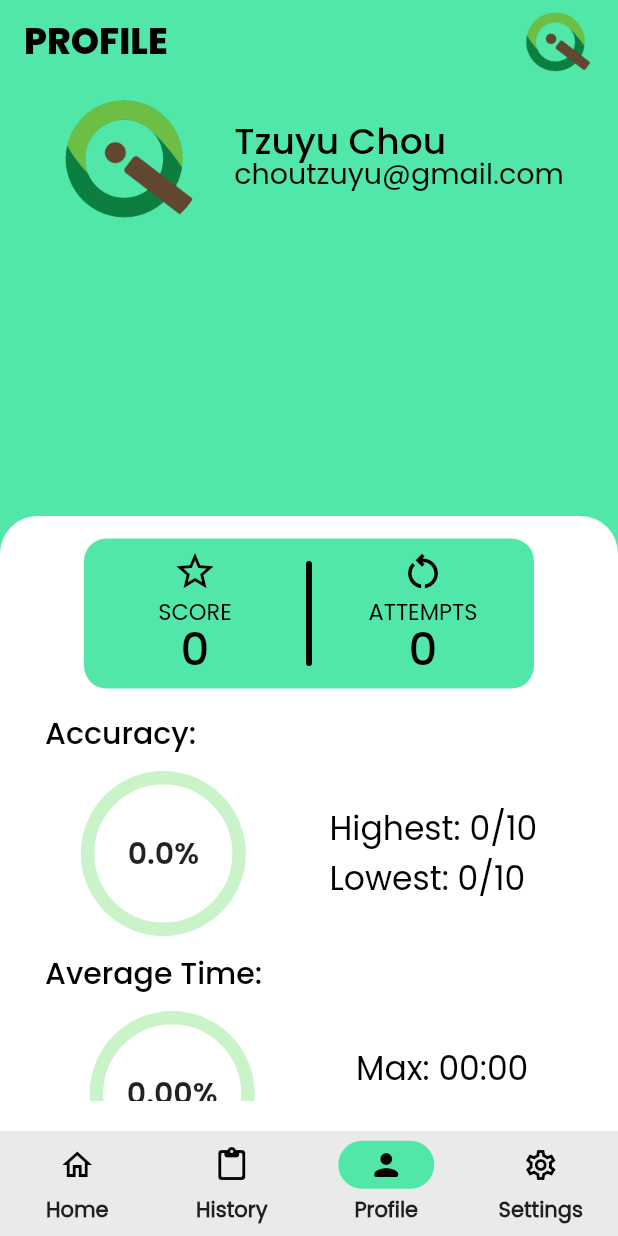
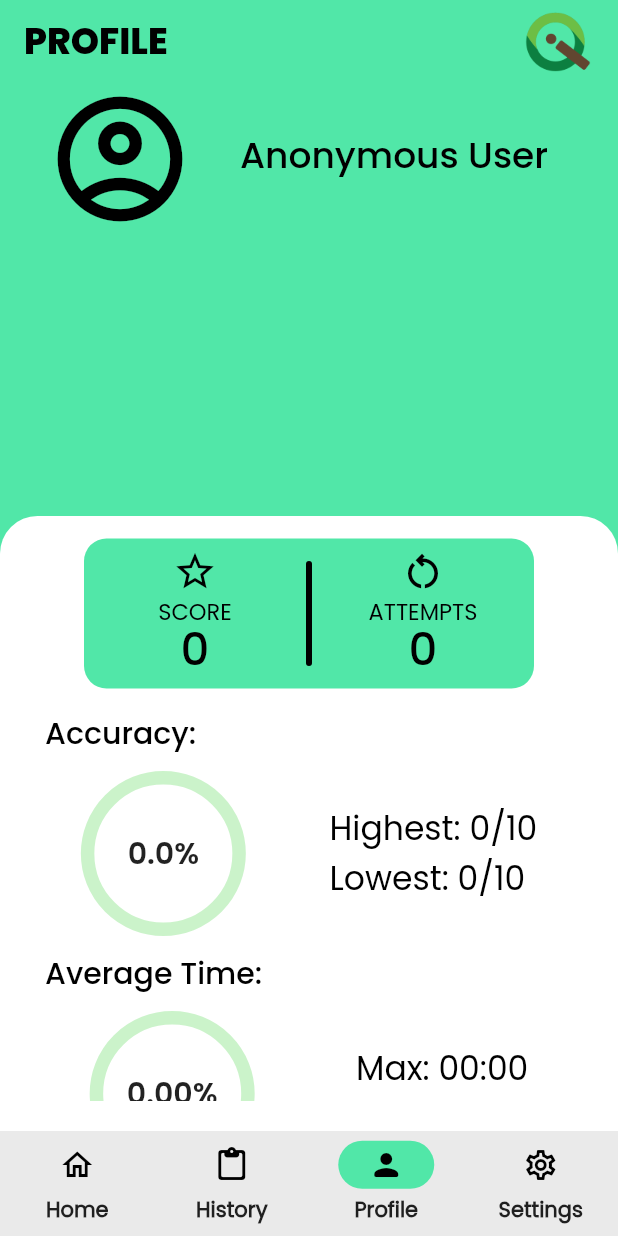
Before and after one commit to jelloalmoite/investor-quiz-app, a Flutter app: the screen it shows after launch, item 3 of the bottom bar chosen, on a phone screen of 412 x 824 dp. Run offline on Flutter 3.47's test engine with Material 2 defaults, Android fonts, the light colour scheme and no system bars; drawn by our look-alikes of auto_size_text, percent_indicator; our stand-ins replace animated_splash_screen, assets_audio_player, flutter_switch, hive, hive_flutter, image_picker and 5 more; missing offline and left inert: launch_review; accounts and stored records are empty.

Commit message:
Name & Avatar database storing

```diff
--- a/lib/main.dart
+++ b/lib/main.dart
@@ -16,6 +16,8 @@ void main() async {
   await Hive.openBox('Behavioral_Finance');
   await Hive.openBox('Capital_Market');
   await Hive.openBox('Profile_data');
+  await Hive.openBox('User_info');
+  await Hive.openBox('avatar');
   runApp(const MyApp());
 }
 
@@ -28,7 +30,7 @@ class SplashScreen extends StatelessWidget {
       splash: Image.asset('assets/images/logo_animated.gif',
           height: 280, width: 280),
       backgroundColor: Colors.white,
-      nextScreen: const MainPage(),
+      nextScreen: const MainPage(chosenIndex: 0),
       splashIconSize: 280,
       duration: 3000, //1000 = 1 sec (default 2500)
       pageTransitionType: PageTransitionType.leftToRightWithFade,
@@ -71,7 +73,8 @@ const MaterialColor myColor = MaterialColor(0xFF51E7A8, <int, Color>{
 });
 
 class MainPage extends StatefulWidget {
-  const MainPage({Key? key}) : super(key: key);
+  final int? chosenIndex;
+  const MainPage({Key? key, required this.chosenIndex}) : super(key: key);
 
   @override
   State<MainPage> createState() => _MainPageState();
@@ -80,12 +83,20 @@ class MainPage extends StatefulWidget {
 class _MainPageState extends State<MainPage> {
   int selectedIndex = 0;
   final screens = [
-    HomePage(),
+    const HomePage(),
     const HistoryPages(),
     const ProfilePage(),
     const SettingsPage(),
   ];
   DateTime? lastPressed;
+
+  @override
+  void initState() {
+    super.initState();
+    if (widget.chosenIndex != null) {
+      selectedIndex = widget.chosenIndex!;
+    }
+  }
 
   @override
   Widget build(BuildContext context) {
--- a/lib/pages/profile.dart
+++ b/lib/pages/profile.dart
@@ -1,3 +1,4 @@
+import 'dart:io';
 import 'package:flutter/material.dart';
 import 'package:hive/hive.dart';
 import 'package:hive_flutter/hive_flutter.dart';
@@ -9,6 +10,8 @@ import '/pages/categoryStats.dart';
 var cat1 = 0, cat2 = 0, cat3 = 0;
 
 final categoryboxa = Hive.box("Profile_data");
+final profilebox = Hive.box('User_info');
+final avatarbox = Hive.box('avatar');
 var pFq,
     pFc,
     pFw,
@@ -32,7 +35,10 @@ var pFq,
     tLm,
     tLs,
     tS,
-    tA;
+    tA,
+    name,
+    email,
+    avatar;
 
 nullToZero(int? num) {
   if (num == null) {
@@ -55,6 +61,8 @@ class ProfilePage extends StatefulWidget {
 }
 
 class _ProfilePageState extends State<ProfilePage> {
+  File? image;
+
   @override
   void initState() {
     pFq = categoryboxa.get('Personal_FinancenumQuestion');
@@ -87,6 +95,29 @@ class _ProfilePageState extends State<ProfilePage> {
       cat1 = pFc;
       cat2 = iPMc;
       cat3 = bFc;
+    }
+
+    setState(() {
+      //////////FOR NAME AND EMAIL////////// START
+      if (profilebox.isEmpty) {
+        profilebox.put('username', "Anonymous User");
+        profilebox.put('useremail', "No email");
+      }
+      name = profilebox.get('username');
+      email = profilebox.get('useremail');
+      //////////FOR NAME AND EMAIL////////// END
+
+      //////////avatar////////// START
+      // if (avatarbox.isEmpty) {
+      //   avatarbox.put(
+      //       'avatar', 'assets/images/logo.png'); //default avatar profile
+      // }
+      avatar = avatarbox.get('avatar');
+      /////////////avatar////////// END
+    });
+
+    if (avatar != null) {
+      image = File(avatar);
     }
 
     super.initState();
@@ -195,6 +226,7 @@ class _ProfilePageState extends State<ProfilePage> {
       );
     }
 
+    final Size size = MediaQuery.of(context).size;
     return Scaffold(
       extendBodyBehindAppBar: true,
       backgroundColor: const Color.fromRGBO(81, 231, 168, 1),
@@ -220,7 +252,7 @@ class _ProfilePageState extends State<ProfilePage> {
       ),
       body: SafeArea(
         child: Column(
-            crossAxisAlignment: CrossAxisAlignment.center,
+            crossAxisAlignment: CrossAxisAlignment.start,
             mainAxisAlignment: MainAxisAlignment.spaceBetween,
             mainAxisSize: MainAxisSize.max,
             children: <Widget>[
@@ -230,38 +262,30 @@ class _ProfilePageState extends State<ProfilePage> {
                   mainAxisSize: MainAxisSize.min,
                   children: <Widget>[
                     Container(
+                      margin: const EdgeInsets.fromLTRB(30, 0, 30, 0),
                       height: 100,
                       width: 100,
-                      decoration: const BoxDecoration(
-                        image: DecorationImage(
-                          image: AssetImage('assets/images/logo.png'),
-                          fit: BoxFit.cover,
-                        ),
-                        shape: BoxShape.circle,
+                      child: image != null
+                          ? ClipOval(
+                              child: Image.file(image!, fit: BoxFit.cover))
+                          : const Icon(
+                              Icons.account_circle_outlined,
+                              size: 100,
+                              color: Colors.black,
                             ),
                     ),
-                    const SizedBox(width: 20),
-                    RichText(
-                      text: const TextSpan(children: [
-                        TextSpan(
-                          text: "Tzuyu Chou",
-                          style: TextStyle(
+                    SizedBox(
+                      width: size.width * 0.6,
+                      child: AutoSizeText(
+                        name.toString(), //name
+                        maxLines: 3,
+                        style: const TextStyle(
                             color: Colors.black,
                             fontSize: 24,
                             fontFamily: 'Poppins-Medium',
                             fontWeight: FontWeight.w600,
                             height: 1),
                       ),
-                        TextSpan(
-                          text: "\nchoutzuyu@gmail.com",
-                          style: TextStyle(
-                              color: Colors.black,
-                              fontSize: 19,
-                              fontFamily: 'Poppins',
-                              fontWeight: FontWeight.w500,
-                              height: 1),
-                        ),
-                      ]),
                     ),
                   ]),
               const SizedBox(height: 8.0),
--- a/lib/pages/result.dart
+++ b/lib/pages/result.dart
@@ -82,7 +82,8 @@ class _ResultState extends State<Result> {
           reset();
           Navigator.pushAndRemoveUntil(
               context,
-              MaterialPageRoute(builder: (context) => const MainPage()),
+              MaterialPageRoute(
+                  builder: (context) => const MainPage(chosenIndex: 0)),
               (Route<dynamic> route) => false);
           return Future.value(false);
         },
@@ -217,7 +218,8 @@ class _ResultState extends State<Result> {
                               Navigator.pushAndRemoveUntil(
                                   context,
                                   MaterialPageRoute(
-                                      builder: (context) => const MainPage()),
+                                      builder: (context) =>
+                                          const MainPage(chosenIndex: 0)),
                                   (Route<dynamic> route) => false),
                             },
                             splashColor: const Color.fromRGBO(5, 195, 107, 50),
```
Also changed, not shown: lib/pages/settings.dart (+60 -11 lines). Lines whose indentation alone changed are shown as unchanged.
